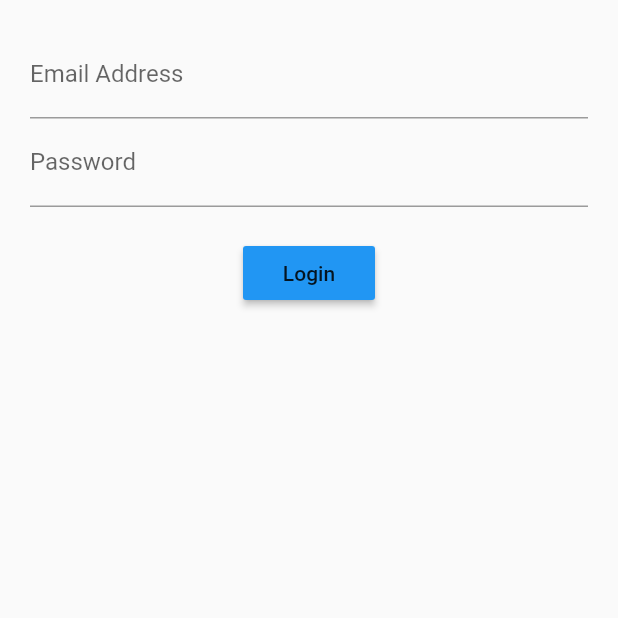
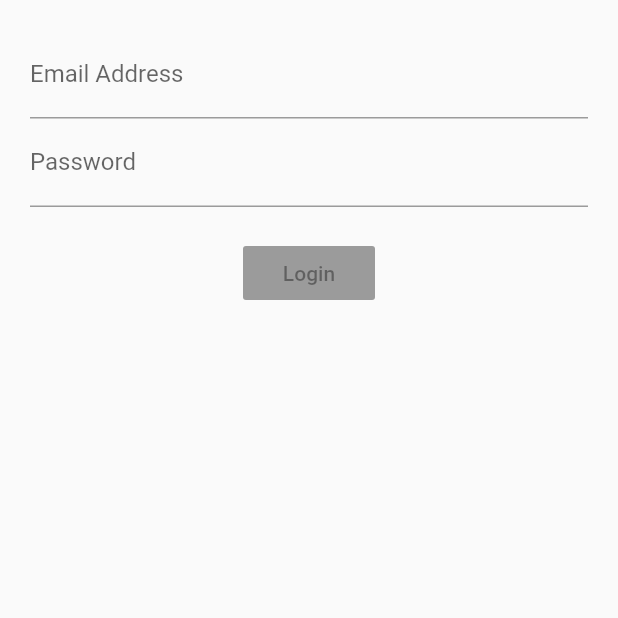
Before and after one commit to ferdyhaspin/flutter-login-bloc, a Flutter app: the screen it shows after launch, on a phone screen of 412 x 824 dp, the top half of it. Run offline on Flutter 3.47's test engine with Material 2 defaults, Android fonts, the phone set to English and light mode, and no system bars; our stand-ins replace rxdart.

Commit message:
add rxdart

```diff
--- a/lib/src/blocs/bloc.dart
+++ b/lib/src/blocs/bloc.dart
@@ -2,21 +2,33 @@
 
 import 'dart:async';
 
+import 'package:rxdart/rxdart.dart';
+
 import 'validator.dart';
 
 class Bloc extends Object with Validators {
-  final _email = StreamController<String>();
-  final _password = StreamController<String>();
+  final _email = BehaviorSubject<String>();
+  final _password = BehaviorSubject<String>();
 
   //add data to stream
   Stream<String> get email => _email.stream.transform(validateEmail);
 
   Stream<String> get password => _password.stream.transform(validatePassword);
 
+  Stream<bool> get submitValue =>
+      Observable.combineLatest2(email, password, (a, b) {
+        print('email:$a,password:$b');
+        return true;
+      });
+
   //change data
   Function(String) get changeEmail => _email.sink.add;
 
   Function(String) get changePassword => _password.sink.add;
+
+  submit() {
+    print('email:${_email.value}, password: ${_password.value}');
+  }
 
   dispose() {
     _email.close();
--- a/lib/src/screens/login_screen.dart
+++ b/lib/src/screens/login_screen.dart
@@ -18,7 +18,7 @@ class LoginScreen extends StatelessWidget {
           Container(
             margin: EdgeInsets.only(bottom: 20.0),
           ),
-          submitButton(),
+          submitButton(bloc),
         ],
       ),
     );
@@ -57,11 +57,16 @@ class LoginScreen extends StatelessWidget {
     );
   }
 
-  Widget submitButton() {
-    return RaisedButton(
-      child: Text('Login'),
-      color: Colors.blue,
-      onPressed: () {},
+  Widget submitButton(Bloc bloc) {
+    return StreamBuilder(
+      stream: bloc.submitValue,
+      builder: (context, snapshot) {
+        return RaisedButton(
+          child: Text('Login'),
+          color: Colors.blue,
+          onPressed: snapshot.hasData ? bloc.submit : null,
+        );
+      },
     );
   }
 }
--- a/pubspec.yaml
+++ b/pubspec.yaml
@@ -28,6 +28,7 @@ dependencies:
   # The following adds the Cupertino Icons font to your application.
   # Use with the CupertinoIcons class for iOS style icons.
   cupertino_icons: ^1.0.0
+  rxdart : ^0.18.0
 
 dev_dependencies:
   flutter_test:
```
Also changed, not shown: pubspec.lock.
